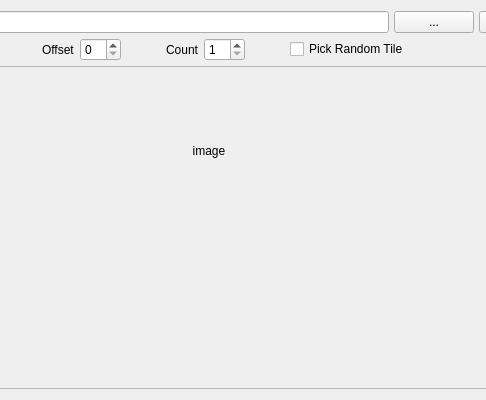
This is src/TileSetDataUI.ui in CytopiaTeam/TileData-Editor as Qt 5 draws it before an edit; both pictures show x 207 to 693 and y 0 to 400 of the 777 by 400 pixel window. The edited form follows.
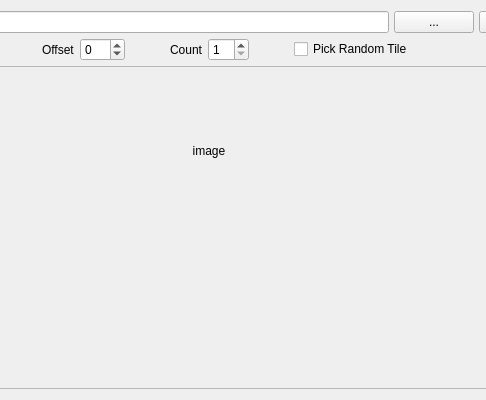
This is the edited form. Icons and pictures are not drawn.

Commit message: allow negative values for offset and show them properly in preview

The edit to the form file:
```diff
--- a/src/TileSetDataUI.ui
+++ b/src/TileSetDataUI.ui
@@ -98,6 +98,9 @@
        <property name="toolTip">
         <string>If clip_rect (width and height) is used, the offset in the spritesheet where the clipping should start</string>
        </property>
+       <property name="minimum">
+        <number>-99</number>
+       </property>
       </widget>
      </item>
      <item>
```
The commit also changes 1 other file.
